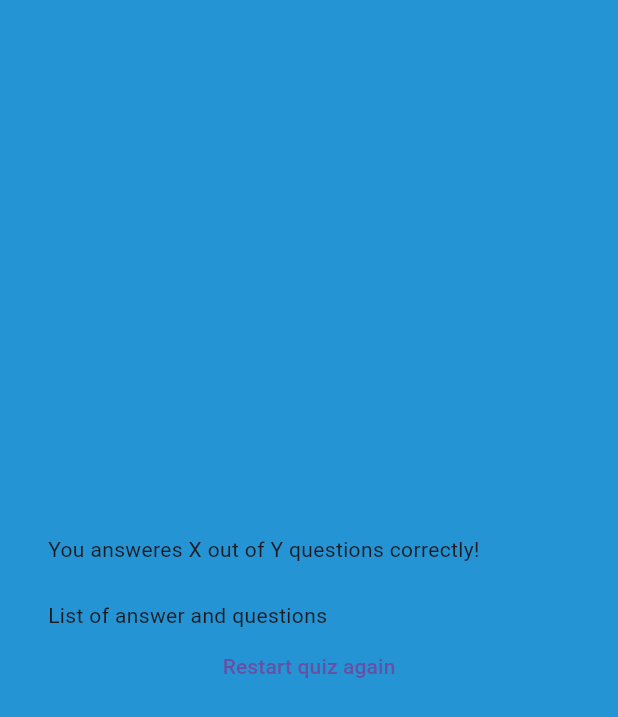
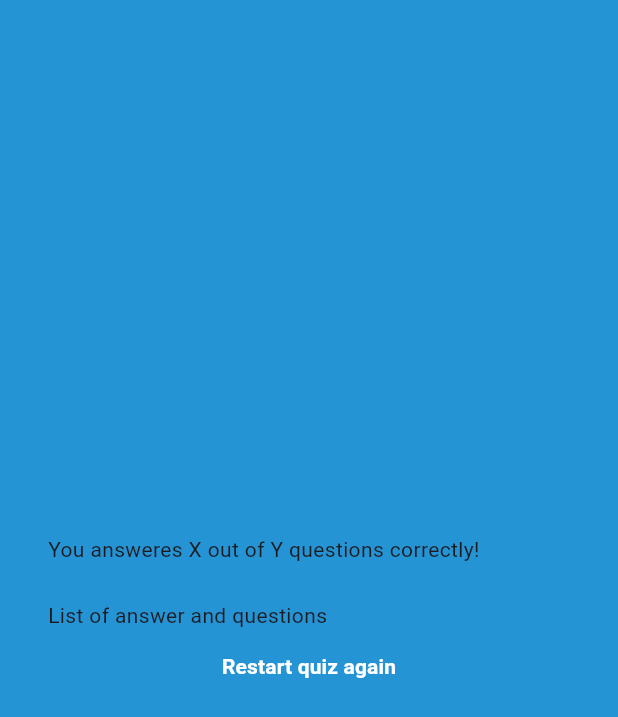
Before and after one commit to TahmidMannanDipu/quiz_app, a Flutter app: the ResultScreen screen opened directly with empty values, on a phone screen of 412 x 824 dp. Shown: the top 717 px of the screen. Run offline on Flutter 3.47's test engine with Material 3 defaults, Android fonts, the phone set to English and light mode, and no system bars; our stand-ins replace google_fonts.

Commit message:
result_screen

```diff
--- a/lib/result_screen.dart
+++ b/lib/result_screen.dart
@@ -1,4 +1,5 @@
 import 'package:flutter/material.dart';
+import 'package:google_fonts/google_fonts.dart';
 
 class ResultScreen extends StatelessWidget {
   const ResultScreen({super.key, required this.chooseAnswer});
@@ -18,7 +19,9 @@ class ResultScreen extends StatelessWidget {
               Text("You answeres X out of Y questions correctly!"),
               SizedBox(height: 24),
               Text("List of answer and questions"),
-              TextButton(onPressed: (){}, child: const Text("Restart quiz again"))
+              TextButton(onPressed: (){}, child:  Text("Restart quiz again",style: GoogleFonts.roboto(
+                color: Colors.white,fontWeight: FontWeight.bold,
+              ),))
             ],
           ),
         ),
```
